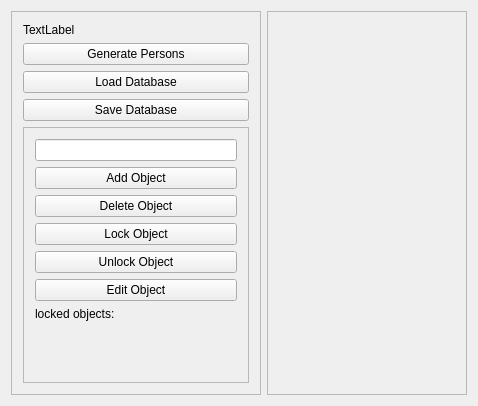
Above: Examples/DatabaseAsync/MainWindow.ui from KROIA/JsonDatabase before the change. Below: the same form after it.
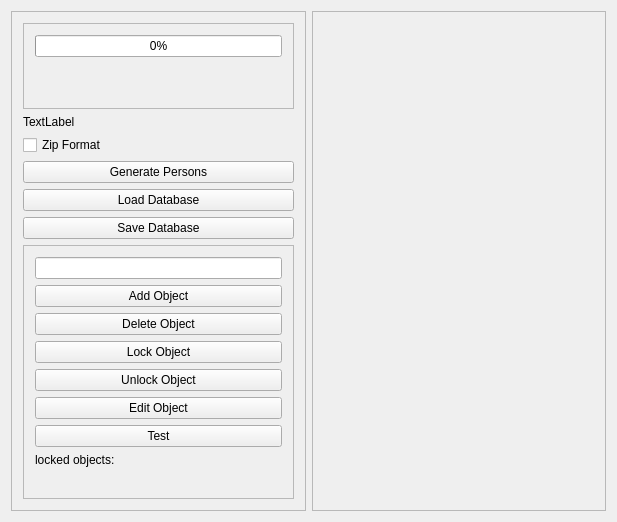
That is the form after the change.

```diff
--- a/Examples/DatabaseAsync/MainWindow.ui
+++ b/Examples/DatabaseAsync/MainWindow.ui
@@ -6,8 +6,8 @@
    <rect>
     <x>0</x>
     <y>0</y>
-    <width>474</width>
-    <height>406</height>
+    <width>617</width>
+    <height>507</height>
    </rect>
   </property>
   <property name="windowTitle">
@@ -41,6 +41,39 @@
       <enum>QFrame::Raised</enum>
      </property>
      <layout class="QVBoxLayout" name="verticalLayout_2">
+      <item>
+       <widget class="QFrame" name="frame_3">
+        <property name="frameShape">
+         <enum>QFrame::StyledPanel</enum>
+        </property>
+        <property name="frameShadow">
+         <enum>QFrame::Raised</enum>
+        </property>
+        <layout class="QVBoxLayout" name="verticalLayout_4">
+         <item>
+          <widget class="QProgressBar" name="progressBar">
+           <property name="value">
+            <number>0</number>
+           </property>
+          </widget>
+         </item>
+         <item>
+          <widget class="QLabel" name="progressTaskName_label">
+           <property name="text">
+            <string/>
+           </property>
+          </widget>
+         </item>
+         <item>
+          <widget class="QLabel" name="progressComment_label">
+           <property name="text">
+            <string/>
+           </property>
+          </widget>
+         </item>
+        </layout>
+       </widget>
+      </item>
       <item>
        <widget class="QLabel" name="objectCount_label">
         <property name="text">
@@ -48,6 +81,13 @@
         </property>
        </widget>
       </item>
+      <item>
+       <widget class="QCheckBox" name="zipFormat_checkBox">
+        <property name="text">
+         <string>Zip Format</string>
+        </property>
+       </widget>
+      </item>
       <item>
        <widget class="QPushButton" name="generatePersons_pushButton">
         <property name="text">
@@ -116,6 +156,13 @@
            </property>
           </widget>
          </item>
+         <item>
+          <widget class="QPushButton" name="test_pushButton">
+           <property name="text">
+            <string>Test</string>
+           </property>
+          </widget>
+         </item>
          <item>
           <widget class="QLabel" name="label">
            <property name="text">
@@ -151,6 +198,12 @@
    </item>
    <item>
     <widget class="QFrame" name="editor_frame">
+     <property name="sizePolicy">
+      <sizepolicy hsizetype="Expanding" vsizetype="Preferred">
+       <horstretch>0</horstretch>
+       <verstretch>0</verstretch>
+      </sizepolicy>
+     </property>
      <property name="minimumSize">
       <size>
        <width>200</width>
```
